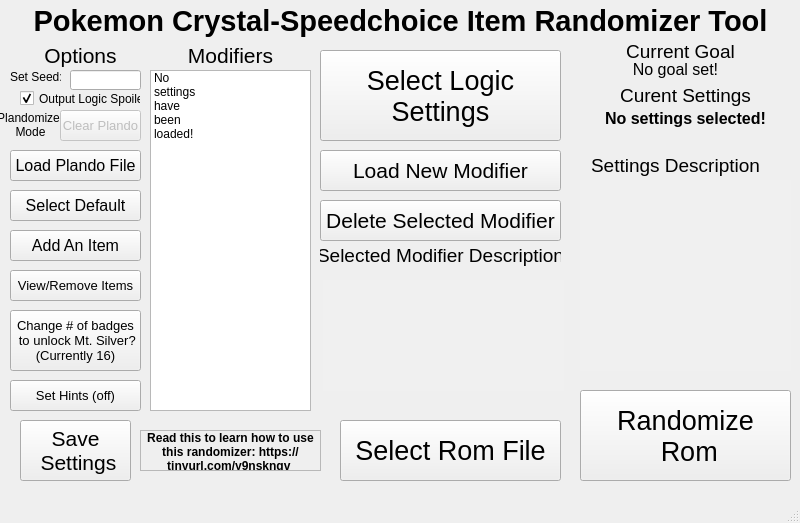
The window that QTGUIDesign.ui (erudnick-cohen/Pokemon-Crystal-Item-Randomizer) describes before a commit, drawn with Qt 5.
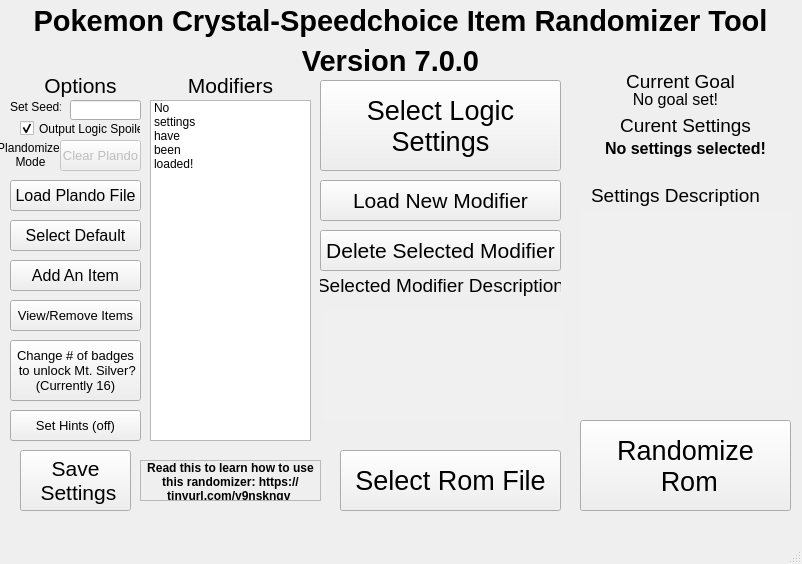
The same window after the commit.

Commit message: Resolve hardcoded paths in some modes.;; Update GUI and spoiler to contain version number of randomiser as well as adding mode and modifiers hash. ;;

Patch:
```diff
--- a/QTGUIDesign.ui
+++ b/QTGUIDesign.ui
@@ -6,8 +6,8 @@
    <rect>
     <x>0</x>
     <y>0</y>
-    <width>800</width>
-    <height>523</height>
+    <width>802</width>
+    <height>564</height>
    </rect>
   </property>
   <property name="windowTitle">
@@ -18,7 +18,7 @@
     <property name="geometry">
      <rect>
       <x>580</x>
-      <y>390</y>
+      <y>420</y>
       <width>211</width>
       <height>91</height>
      </rect>
@@ -37,7 +37,7 @@
     <property name="geometry">
      <rect>
       <x>340</x>
-      <y>420</y>
+      <y>450</y>
       <width>221</width>
       <height>61</height>
      </rect>
@@ -81,7 +81,7 @@
     <property name="geometry">
      <rect>
       <x>0</x>
-      <y>40</y>
+      <y>70</y>
       <width>161</width>
       <height>31</height>
      </rect>
@@ -102,7 +102,7 @@
     <property name="geometry">
      <rect>
       <x>170</x>
-      <y>80</y>
+      <y>110</y>
       <width>161</width>
       <height>31</height>
      </rect>
@@ -123,7 +123,7 @@
     <property name="geometry">
      <rect>
       <x>320</x>
-      <y>50</y>
+      <y>80</y>
       <width>241</width>
       <height>91</height>
      </rect>
@@ -134,7 +134,7 @@
      </font>
     </property>
     <property name="text">
-     <string>Select Logic 
+     <string>Select Logic
 Settings</string>
     </property>
    </widget>
@@ -142,7 +142,7 @@
     <property name="geometry">
      <rect>
       <x>600</x>
-      <y>80</y>
+      <y>110</y>
       <width>171</width>
       <height>31</height>
      </rect>
@@ -163,7 +163,7 @@
     <property name="geometry">
      <rect>
       <x>590</x>
-      <y>150</y>
+      <y>180</y>
       <width>171</width>
       <height>31</height>
      </rect>
@@ -184,7 +184,7 @@
     <property name="geometry">
      <rect>
       <x>580</x>
-      <y>109</y>
+      <y>139</y>
       <width>211</width>
       <height>41</height>
      </rect>
@@ -210,7 +210,7 @@
     <property name="geometry">
      <rect>
       <x>150</x>
-      <y>40</y>
+      <y>70</y>
       <width>161</width>
       <height>31</height>
      </rect>
@@ -231,7 +231,7 @@
     <property name="geometry">
      <rect>
       <x>150</x>
-      <y>70</y>
+      <y>100</y>
       <width>161</width>
       <height>341</height>
      </rect>
@@ -271,7 +271,7 @@
     <property name="geometry">
      <rect>
       <x>320</x>
-      <y>150</y>
+      <y>180</y>
       <width>241</width>
       <height>41</height>
      </rect>
@@ -289,7 +289,7 @@
     <property name="geometry">
      <rect>
       <x>320</x>
-      <y>200</y>
+      <y>230</y>
       <width>241</width>
       <height>41</height>
      </rect>
@@ -307,7 +307,7 @@
     <property name="geometry">
      <rect>
       <x>620</x>
-      <y>40</y>
+      <y>70</y>
       <width>121</width>
       <height>31</height>
      </rect>
@@ -328,7 +328,7 @@
     <property name="geometry">
      <rect>
       <x>560</x>
-      <y>60</y>
+      <y>90</y>
       <width>231</width>
       <height>21</height>
      </rect>
@@ -349,7 +349,7 @@
     <property name="geometry">
      <rect>
       <x>20</x>
-      <y>90</y>
+      <y>120</y>
       <width>121</width>
       <height>17</height>
      </rect>
@@ -365,7 +365,7 @@
     <property name="geometry">
      <rect>
       <x>320</x>
-      <y>240</y>
+      <y>270</y>
       <width>241</width>
       <height>31</height>
      </rect>
@@ -386,7 +386,7 @@
     <property name="geometry">
      <rect>
       <x>20</x>
-      <y>420</y>
+      <y>450</y>
       <width>111</width>
       <height>61</height>
      </rect>
@@ -405,7 +405,7 @@
     <property name="geometry">
      <rect>
       <x>70</x>
-      <y>70</y>
+      <y>100</y>
       <width>71</width>
       <height>20</height>
      </rect>
@@ -418,7 +418,7 @@
     <property name="geometry">
      <rect>
       <x>10</x>
-      <y>70</y>
+      <y>100</y>
       <width>51</width>
       <height>16</height>
      </rect>
@@ -434,7 +434,7 @@
     <property name="geometry">
      <rect>
       <x>140</x>
-      <y>430</y>
+      <y>460</y>
       <width>181</width>
       <height>41</height>
      </rect>
@@ -468,7 +468,7 @@
     <property name="geometry">
      <rect>
       <x>323</x>
-      <y>280</y>
+      <y>310</y>
       <width>241</width>
       <height>111</height>
      </rect>
@@ -581,7 +581,7 @@
     <property name="geometry">
      <rect>
       <x>580</x>
-      <y>180</y>
+      <y>210</y>
       <width>211</width>
       <height>191</height>
      </rect>
@@ -704,7 +704,7 @@
     <property name="geometry">
      <rect>
       <x>0</x>
-      <y>109</y>
+      <y>139</y>
       <width>61</width>
       <height>31</height>
      </rect>
@@ -723,7 +723,7 @@
     <property name="geometry">
      <rect>
       <x>10</x>
-      <y>150</y>
+      <y>180</y>
       <width>131</width>
       <height>31</height>
      </rect>
@@ -744,7 +744,7 @@
     <property name="geometry">
      <rect>
       <x>60</x>
-      <y>110</y>
+      <y>140</y>
       <width>81</width>
       <height>31</height>
      </rect>
@@ -762,7 +762,7 @@
     <property name="geometry">
      <rect>
       <x>10</x>
-      <y>190</y>
+      <y>220</y>
       <width>131</width>
       <height>31</height>
      </rect>
@@ -780,7 +780,7 @@
     <property name="geometry">
      <rect>
       <x>10</x>
-      <y>230</y>
+      <y>260</y>
       <width>131</width>
       <height>31</height>
      </rect>
@@ -798,7 +798,7 @@
     <property name="geometry">
      <rect>
       <x>10</x>
-      <y>270</y>
+      <y>300</y>
       <width>131</width>
       <height>31</height>
      </rect>
@@ -816,7 +816,7 @@
     <property name="geometry">
      <rect>
       <x>10</x>
-      <y>310</y>
+      <y>340</y>
       <width>131</width>
       <height>61</height>
      </rect>
@@ -828,7 +828,7 @@
     </property>
     <property name="text">
      <string>Change # of badges
- to unlock Mt. Silver? 
+ to unlock Mt. Silver?
 (Currently 16)</string>
     </property>
    </widget>
@@ -836,7 +836,7 @@
     <property name="geometry">
      <rect>
       <x>10</x>
-      <y>380</y>
+      <y>410</y>
       <width>131</width>
       <height>31</height>
      </rect>
@@ -850,6 +850,32 @@
      <string>Set Hints (off)</string>
     </property>
    </widget>
+   <widget class="QLabel" name="version">
+    <property name="geometry">
+     <rect>
+      <x>260</x>
+      <y>40</y>
+      <width>261</width>
+      <height>41</height>
+     </rect>
+    </property>
+    <property name="font">
+     <font>
+      <pointsize>22</pointsize>
+      <weight>75</weight>
+      <bold>true</bold>
+     </font>
+    </property>
+    <property name="text">
+     <string>Version 7.0.0</string>
+    </property>
+    <property name="scaledContents">
+     <bool>true</bool>
+    </property>
+    <property name="alignment">
+     <set>Qt::AlignCenter</set>
+    </property>
+   </widget>
   </widget>
   <widget class="QMenuBar" name="menubar">
    <property name="geometry">
```
Left out of the diff: 2 changed lines with no effect on the pictures. The commit also changes 6 other files.
